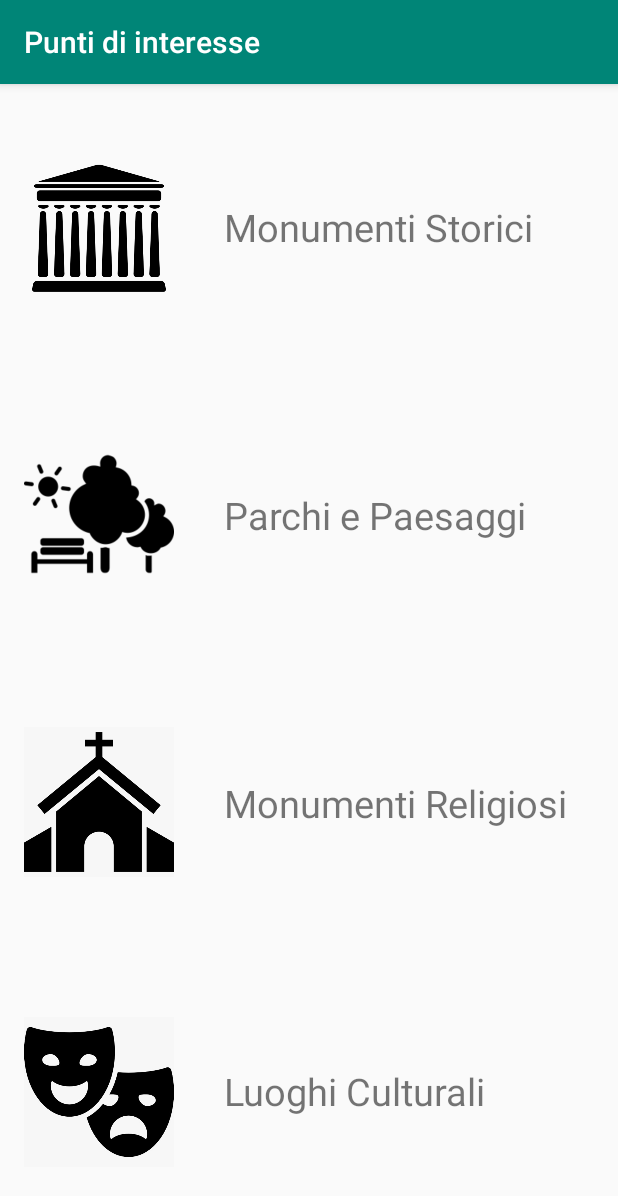
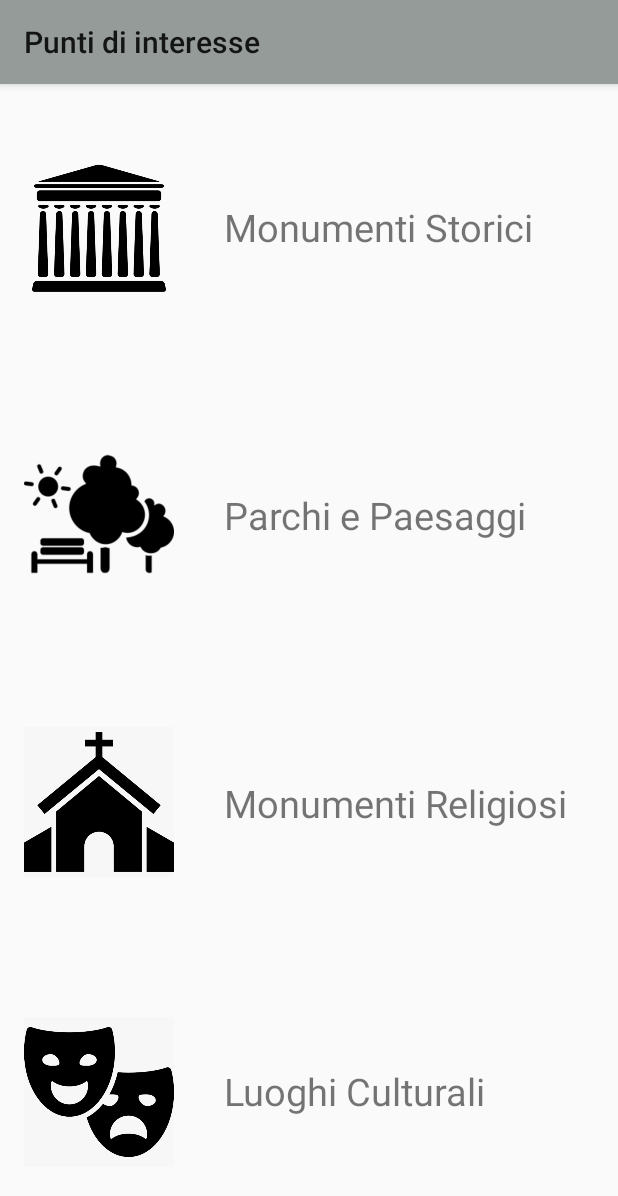
Before and after one commit to Robertotib/AppAncona2, an Android app: the Punti_interesseActivity screen opened directly, with no data from a screen before it, on a phone screen of 412 x 824 dp. Shown: the top 1196 px of the screen. Run offline under Robolectric (Android 15) with nearby library versions, the phone set to English and light mode, and no system bars.

Commit message:
cambio colore titolo

```diff
--- a/app/src/main/res/values/colors.xml
+++ b/app/src/main/res/values/colors.xml
@@ -1,6 +1,6 @@
 <?xml version="1.0" encoding="utf-8"?>
 <resources>
-    <color name="colorPrimary">#008577</color>
-    <color name="colorPrimaryDark">#00574B</color>
+    <color name="colorPrimary">#959b99</color>
+    <color name="colorPrimaryDark">#3d4141</color>
     <color name="colorAccent">#D81B60</color>
 </resources>
--- a/app/src/main/res/values/styles.xml
+++ b/app/src/main/res/values/styles.xml
@@ -1,7 +1,7 @@
 <resources>
 
     <!-- Base application theme. -->
-    <style name="AppTheme" parent="Theme.AppCompat.Light.DarkActionBar">
+    <style name="AppTheme" parent="Theme.AppCompat.Light">
     <!-- Customize your theme here. -->
     <item name="colorPrimary">@color/colorPrimary</item>
     <item name="colorPrimaryDark">@color/colorPrimaryDark</item>
```
